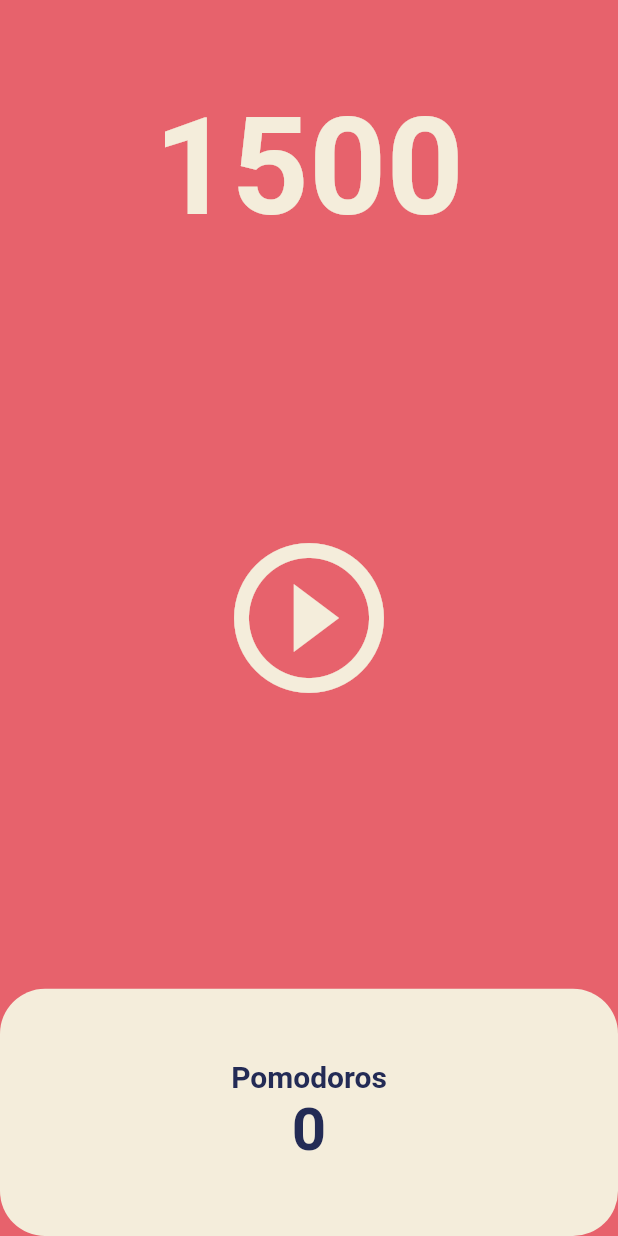
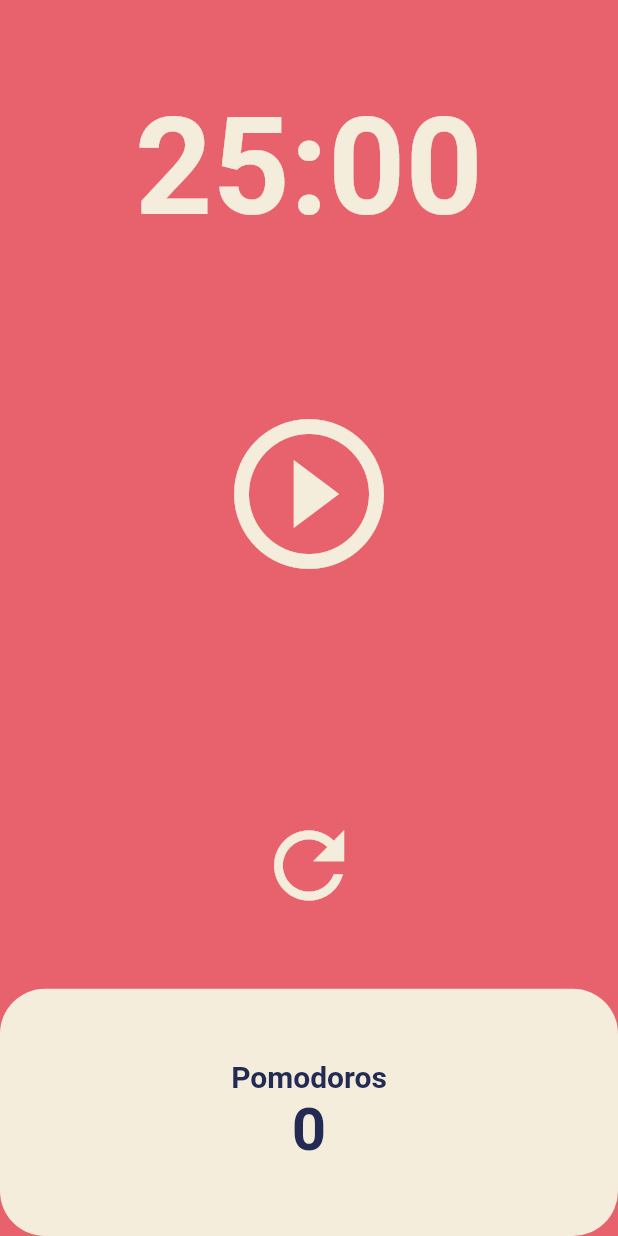
Before and after one commit to junxtar/flutter-study, a Flutter app: the screen it shows after launch, on a phone screen of 412 x 824 dp. Run offline on Flutter 3.47's test engine with Material 2 defaults, Android fonts, the phone set to English and light mode, and no system bars.

Commit message:
date format

```diff
--- a/pomodoro_app/lib/screens/home_screen.dart
+++ b/pomodoro_app/lib/screens/home_screen.dart
@@ -10,13 +10,33 @@ class HomeScreen extends StatefulWidget {
 }
 
 class _HomeScreenState extends State<HomeScreen> {
-  int totalSeconds = 1500;
+  static const twentyFiveMinutes = 1500;
+  int totalSeconds = twentyFiveMinutes;
+  int totalPomodoros = 0;
   bool isRunning = false;
   late Timer timer;
 
   void onTick(Timer timer) {
+    if (totalSeconds == 1) {
+      setState(() {
+        totalPomodoros++;
+        isRunning = false;
+        totalSeconds = twentyFiveMinutes;
+      });
+      timer.cancel();
+    } else {
+      setState(() {
+        totalSeconds--;
+      });
+    }
+  }
+
+  void reset() {
     setState(() {
-      totalSeconds--;
+      isRunning = false;
+      totalSeconds = twentyFiveMinutes;
+      totalPomodoros = 0;
+      timer.cancel();
     });
   }
 
@@ -37,6 +57,12 @@ class _HomeScreenState extends State<HomeScreen> {
     });
   }
 
+  String format(int seconds) {
+    var duration = Duration(seconds: seconds);
+
+    return duration.toString().split(".")[0].substring(2, 7);
+  }
+
   @override
   Widget build(BuildContext context) {
     return Scaffold(
@@ -48,7 +74,7 @@ class _HomeScreenState extends State<HomeScreen> {
               child: Container(
                 alignment: Alignment.bottomCenter,
                 child: Text(
-                  '$totalSeconds',
+                  format(totalSeconds),
                   style: TextStyle(
                     color: Theme.of(context).cardColor,
                     fontSize: 90,
@@ -58,7 +84,7 @@ class _HomeScreenState extends State<HomeScreen> {
               ),
             ),
             Flexible(
-              flex: 3,
+              flex: 2,
               child: Center(
                 child: IconButton(
                   iconSize: 120,
@@ -67,6 +93,17 @@ class _HomeScreenState extends State<HomeScreen> {
                   icon: isRunning
                       ? const Icon(Icons.pause_circle_outline_outlined)
                       : const Icon(Icons.play_circle_outline_outlined),
+                ),
+              ),
+            ),
+            Flexible(
+              flex: 1,
+              child: Center(
+                child: IconButton(
+                  iconSize: 70,
+                  color: Theme.of(context).cardColor,
+                  onPressed: reset,
+                  icon: const Icon(Icons.refresh_outlined),
                 ),
               ),
             ),
@@ -94,7 +131,7 @@ class _HomeScreenState extends State<HomeScreen> {
                                     .color),
                           ),
                           Text(
-                            "0",
+                            "$totalPomodoros",
                             style: TextStyle(
                                 fontSize: 40,
                                 fontWeight: FontWeight.w600,
```
